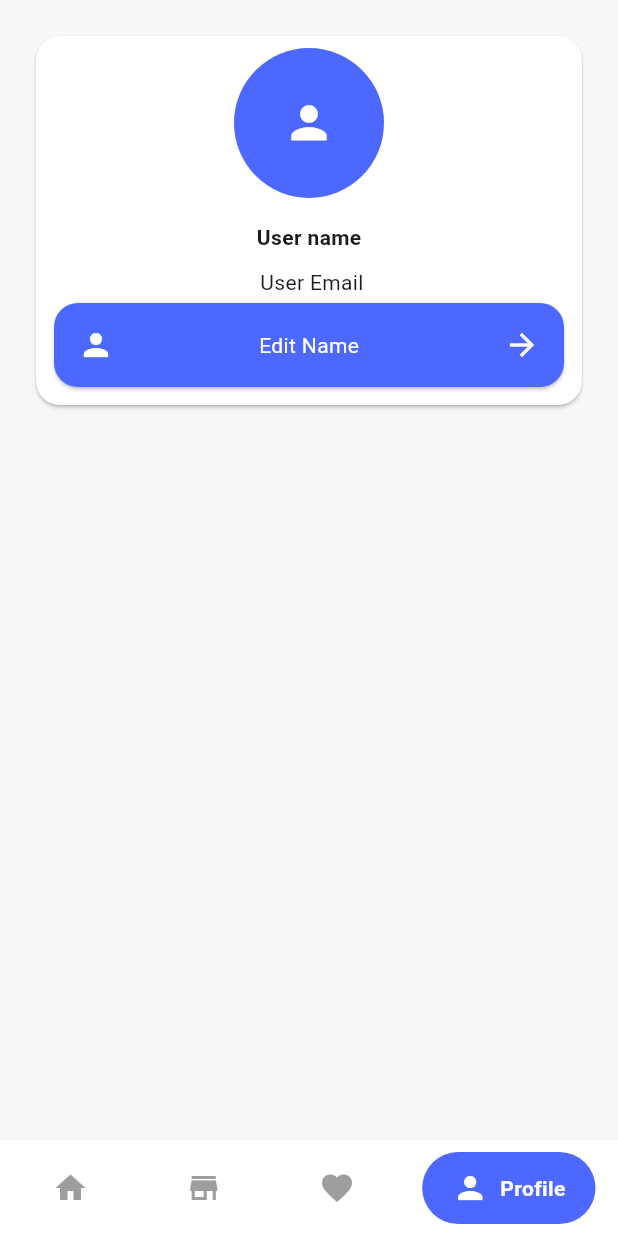
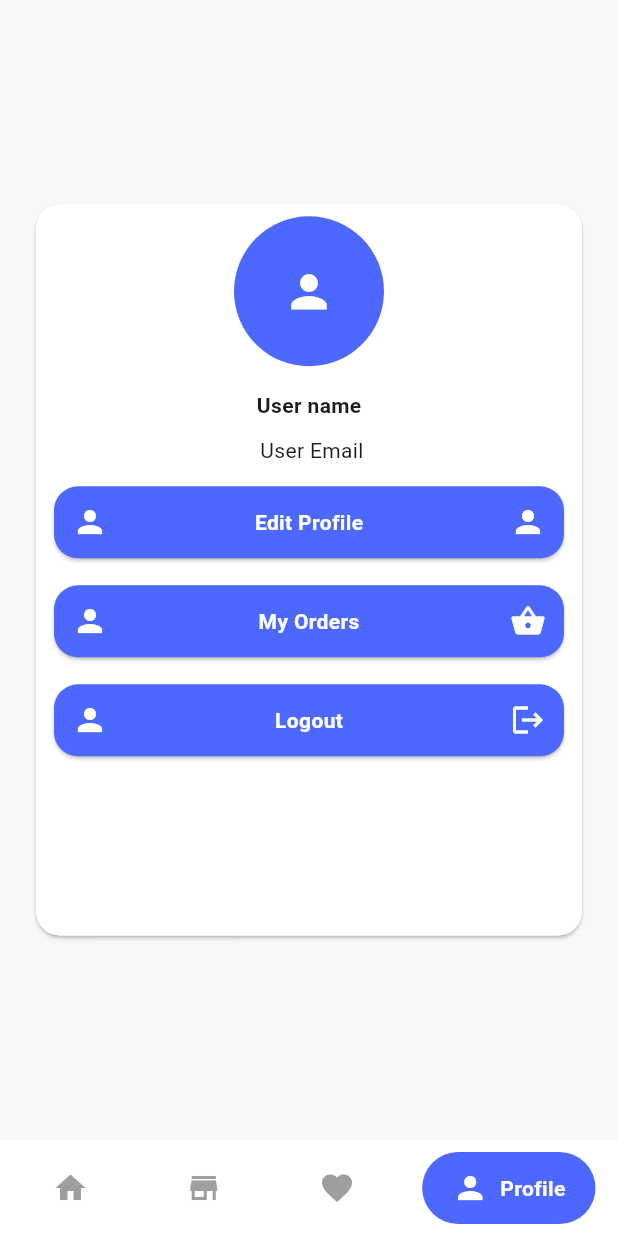
Before and after one commit to NabilKhmaiS/our_Market, a Flutter app: the screen it shows after launch, item 4 of the bottom bar chosen, on a phone screen of 412 x 824 dp. Run offline on Flutter 3.47's test engine with Material 3 defaults, Android fonts, the phone set to English and light mode, and no system bars; drawn by our look-alikes of google_nav_bar; our stand-ins replace bloc, cached_network_image, flutter_bloc; network calls fail.

Commit message:
finish profile ui

```diff
--- a/lib/features/home/views/nav_bar/ui/Profile views/Profile_view.dart
+++ b/lib/features/home/views/nav_bar/ui/Profile views/Profile_view.dart
@@ -1,12 +1,16 @@
 import 'package:flutter/material.dart';
 import 'package:our_market/cor/app_colors.dart';
+import 'package:our_market/features/home/views/nav_bar/ui/Profile%20views/widgets/CustomRowBtn.dart';
 
 class ProfileView extends StatelessWidget {
   const ProfileView({super.key});
 
   @override
   Widget build(BuildContext context) {
-    return Card(
+    return Center(
+      child: SizedBox(
+       height: MediaQuery.sizeOf(context).height * .65,
+        child: Card(
           margin: const EdgeInsets.all(24),
           color: AppColors.kWhiteColor,
           shape: RoundedRectangleBorder(
@@ -33,26 +37,24 @@ class ProfileView extends StatelessWidget {
                     ' User Email',
                     style: TextStyle(),
                   ),
-              Card(
-              color: AppColors.kPrimaryColor,
-                shape: RoundedRectangleBorder(
-                  borderRadius: BorderRadius.all(Radius.circular(16)),
+                  SizedBox(height: 10,),
+                  CustomRowBtn(
+                 onTap: (){},
+                    icon: Icons.person,
+                    label: 'Edit Profile',
+
 
                   ),
-                child: Padding(
-                  padding: const EdgeInsets.all(16.0),
-                  child: Row(
-                    mainAxisAlignment: MainAxisAlignment.spaceBetween,
-                    children: [
-                      Icon(Icons.person,color: AppColors.kWhiteColor,),
-
-                      Text("Edit Name",style: TextStyle(color: AppColors.kWhiteColor),),
-                      Icon(Icons.arrow_forward,color: AppColors.kWhiteColor)
-
-                    ],
-                  ),
-                ),
-              )
+                  SizedBox(height: 10,),
+                  CustomRowBtn(
+                  onTap: (){},
+                    icon: Icons.shopping_basket,
+                    label: 'My Orders',),
+                  SizedBox(height: 10,),
+                  CustomRowBtn(
+                  onTap: (){},
+                    icon: Icons.logout,
+                    label: 'Logout',),
 
 
 
@@ -63,6 +65,8 @@ class ProfileView extends StatelessWidget {
             ),
           ),
 
+        ),
+      ),
     );
   }
 }
--- /dev/null
+++ b/lib/features/home/views/nav_bar/ui/Profile views/widgets/CustomRowBtn.dart
@@ -0,0 +1,38 @@
+import 'package:flutter/material.dart';
+import 'package:our_market/cor/app_colors.dart';
+
+class CustomRowBtn extends StatelessWidget {
+  const CustomRowBtn({
+    super.key, this.onTap, required this.icon, required this.label,
+  });
+  @override
+  final void Function()? onTap;
+  final IconData icon;
+  final String label;
+
+  Widget build(BuildContext context) {
+    return Card(
+      color: AppColors.kPrimaryColor,
+      shape: RoundedRectangleBorder(
+        borderRadius: BorderRadius.all(Radius.circular(16)),
+
+      ),
+      child: InkWell(
+        onTap: onTap,
+        child: Padding(
+          padding: const EdgeInsets.all(12.0),
+          child: Row(
+            mainAxisAlignment: MainAxisAlignment.spaceBetween,
+            children: [
+              Icon(Icons.person,color: AppColors.kWhiteColor,),
+
+              Text(label,style: TextStyle(color: AppColors.kWhiteColor,fontWeight: FontWeight.bold),),
+              Icon(icon,color: AppColors.kWhiteColor)
+
+            ],
+          ),
+        ),
+      ),
+    );
+  }
+}
```
Lines whose indentation alone changed are shown as unchanged.
